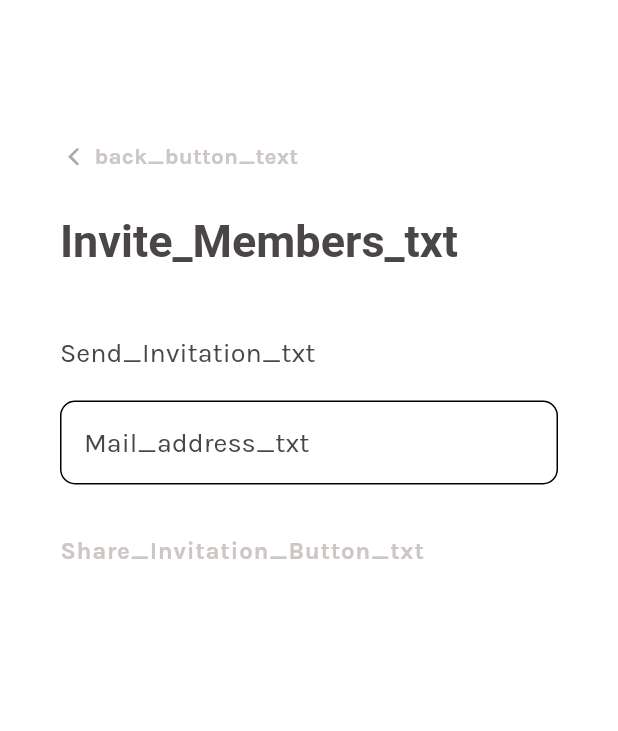
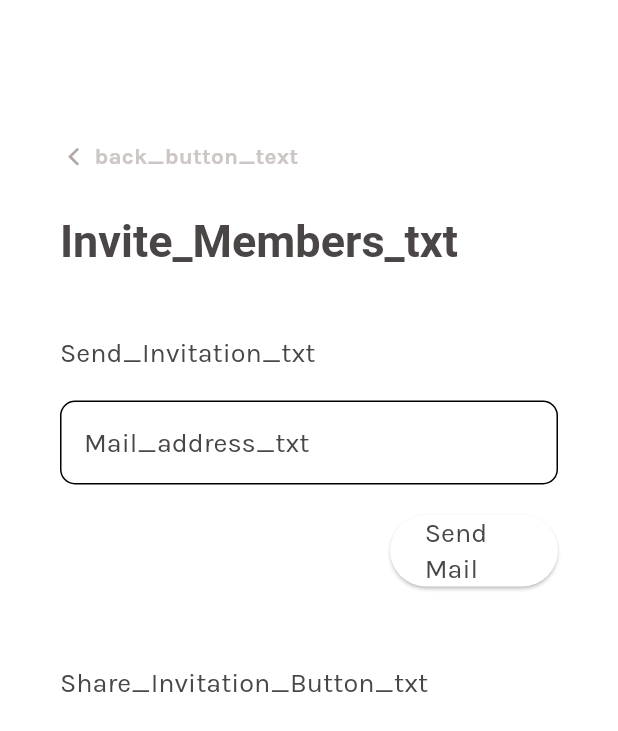
Before and after one commit to iloveproggen/relatee-frontend, a Flutter app: the HouseholdInvitation screen opened directly, after a tap on "Share_Invitation_Button_txt", on a phone screen of 412 x 824 dp. Shown: the top 731 px of the screen. Run offline on Flutter 3.47's test engine with Material 3 defaults, Android fonts, the phone set to English and light mode, and no system bars; our stand-ins replace flutter_colorpicker, flutter_svg, get, graphql_flutter, share, shared_preferences; missing offline and left inert: keyboard_emoji_picker; accounts and stored records are empty; Roboto replaces fonts that are missing (Sedan).

Commit message:
translation invitation+profile

```diff
--- a/frontend_v1/lib/assets/locale_strings.dart
+++ b/frontend_v1/lib/assets/locale_strings.dart
@@ -225,8 +225,8 @@ class LocaleString extends Translations {
           'add_description_txt': 'Beschreibung hinzufügen...',
           'deadline_txt': 'Frist:',
           'none_txt': 'keine',
-          'add_reward_txt': 'Belohnung hinzufügen...',
-          'reward_txt': 'Belohnung:',
+          'add_reward_txt': 'Münzen hinzufügen...',
+          'reward_txt': 'Münzen:',
           'Register_txt': 'Registrieren',
           'forename_txt': 'Vorname',
           'surname_txt': 'Nachname',
--- a/frontend_v1/lib/household_invitation.dart
+++ b/frontend_v1/lib/household_invitation.dart
@@ -69,7 +69,7 @@ class _HouseholdInvitationState extends State<HouseholdInvitation> {
                           .bodySmall
                           ?.copyWith(color: Colors.red)
                       : Theme.of(context).textTheme.bodySmall,
-                  errorText: _isFieldEmpty ? 'Field_required_txt'.tr : null,
+                  //errorText: _isFieldEmpty ? 'Field_required_txt'.tr : null,
                   focusedBorder: OutlineInputBorder(
                     borderSide: BorderSide(
                       width: 2,
@@ -80,6 +80,19 @@ class _HouseholdInvitationState extends State<HouseholdInvitation> {
                 ),
               ),
               const SizedBox(height: 20),
+              Padding(
+                padding: const EdgeInsets.only(left: 220),
+                child: ElevatedButton(
+                  onPressed: () {
+                    //hier den Code einfügen, der die Mail verschickt
+                  },
+                  child: Text(
+                    'Send Mail',
+                    style: Theme.of(context).textTheme.bodySmall,
+                  ),
+                ),
+              ),
+              const SizedBox(height: 40),
               TextButton(
                 style: ButtonStyle(
                     alignment: Alignment.centerLeft,
@@ -88,7 +101,7 @@ class _HouseholdInvitationState extends State<HouseholdInvitation> {
                 onPressed: () {
                   final RenderBox box = context.findRenderObject() as RenderBox;
                   Share.share(
-                    'Hey! I am inviting you to join my household on HomeTasks. Use the following to join:', //add the Household ID here
+                    'Hey! I am inviting you to join my household. Use the following to join:', //add the Household ID here
                     subject: 'Invitation Code',
                     sharePositionOrigin:
                         box.localToGlobal(Offset.zero) & box.size,
@@ -99,7 +112,7 @@ class _HouseholdInvitationState extends State<HouseholdInvitation> {
                   children: [
                     Text(
                       'Share_Invitation_Button_txt'.tr,
-                      style: Theme.of(context).textTheme.labelSmall,
+                      style: Theme.of(context).textTheme.bodySmall,
                     ),
                     //SizedBox(width: 10),
                     //Icon(CupertinoIcons.share, color: Theme.of(context).colorScheme.onSecondary),
--- a/frontend_v1/lib/profileV2.dart
+++ b/frontend_v1/lib/profileV2.dart
@@ -329,7 +329,7 @@ class _ProfileViewState extends State<ProfileView> {
                           child: Center(
                             child: avatar == null
                                 ? Text(
-                                    "add icon",
+                                    'addIcon_txt'.tr,
                                     style: TextStyle(
                                       color: Theme.of(context)
                                           .colorScheme
@@ -338,7 +338,7 @@ class _ProfileViewState extends State<ProfileView> {
                                     ),
                                   )
                                 : Text(
-                                    avatar ?? 'add icon',
+                                    avatar ?? 'addIcon_txt'.tr,
                                     textAlign: TextAlign.end,
                                     style: TextStyle(
                                       color: Theme.of(context)
```
